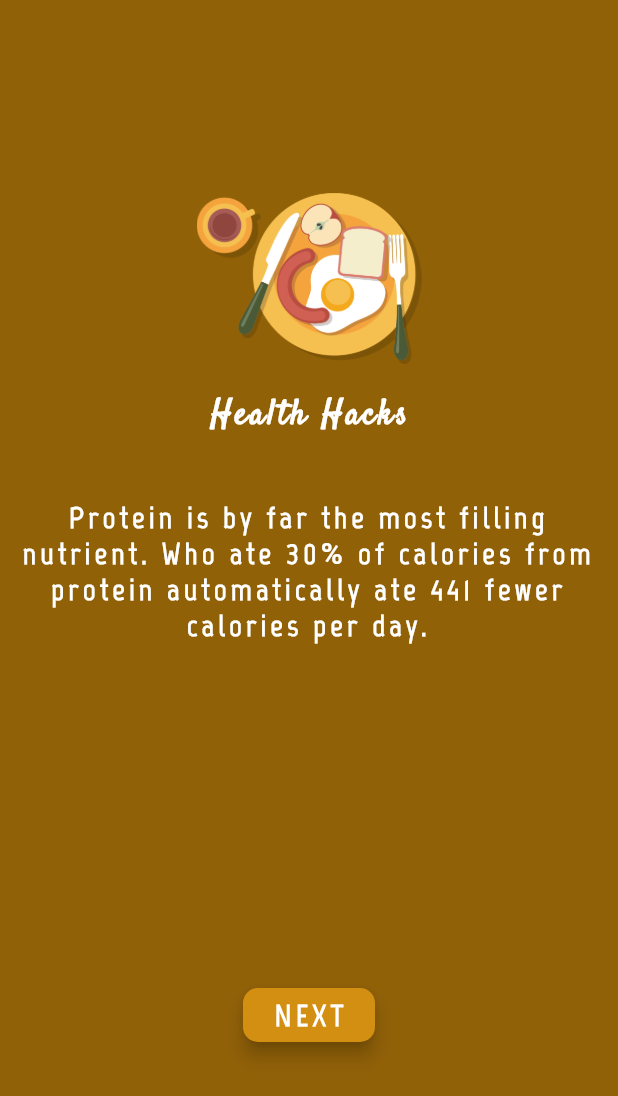
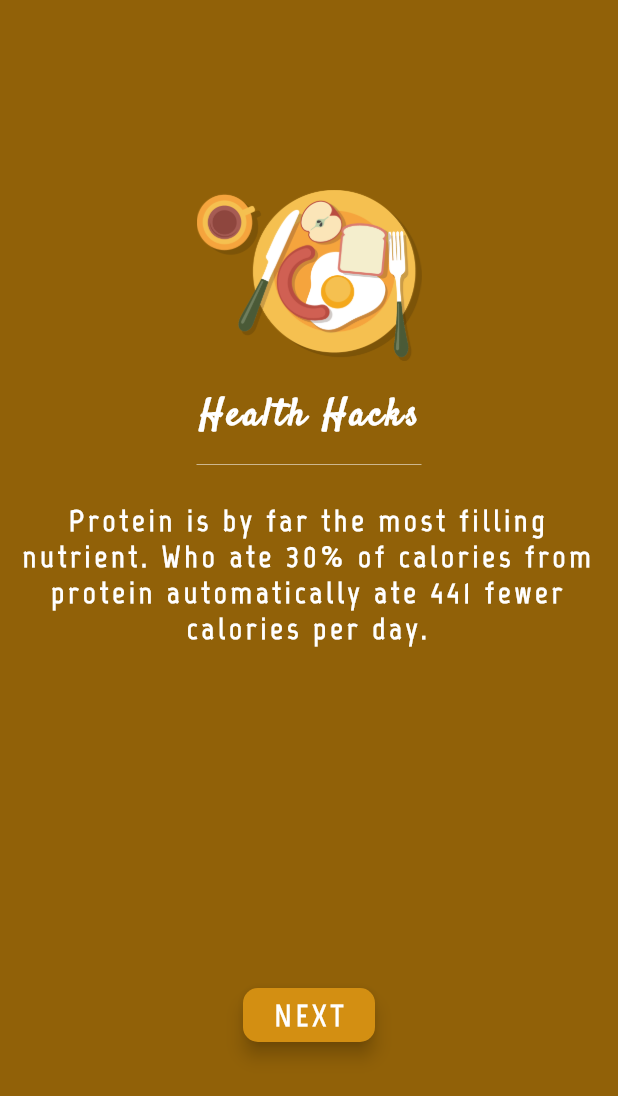
Before and after one commit to PritomShajed/Healthy-Recipes, a Flutter app: the QuizSection screen opened directly, on a phone screen of 412 x 824 dp. Shown: the top 1096 px of the screen. Run offline on Flutter 3.47's test engine with Material 2 defaults, Android fonts, the phone set to English and light mode, and no system bars; our stand-ins replace audioplayers, rflutter_alert; missing offline and left inert: fancy_drawer, flutter_gifimage.

Commit message:
food app update

```diff
--- a/lib/quiz_section.dart
+++ b/lib/quiz_section.dart
@@ -98,10 +98,14 @@ class _QuizSectionState extends State<QuizSection> {
                             letterSpacing: 2,
                             fontWeight: FontWeight.bold,
                             fontFamily: 'Satisfy',
-                            fontSize: 22.0),
+                            fontSize: 25.0),
                       ),
                       SizedBox(
                         height: 30,
+                        width: 150,
+                        child: Divider(
+                          color: Colors.white54,
+                        ),
                       ),
                       Padding(
                         padding: const EdgeInsets.all(10.0),
```
